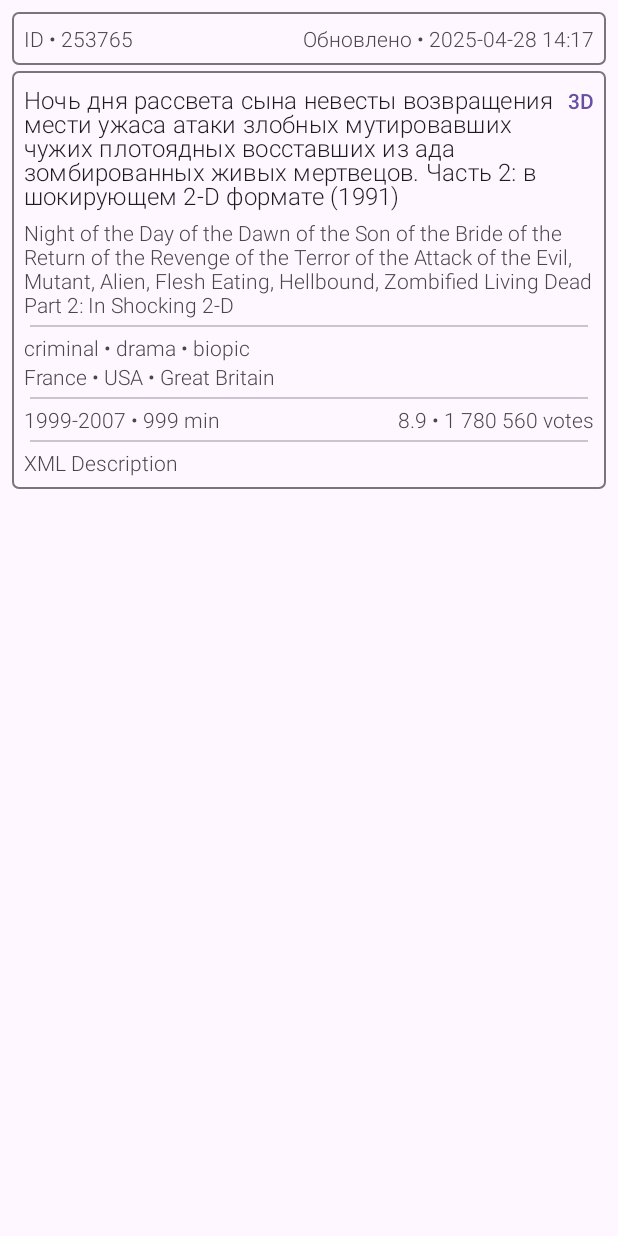
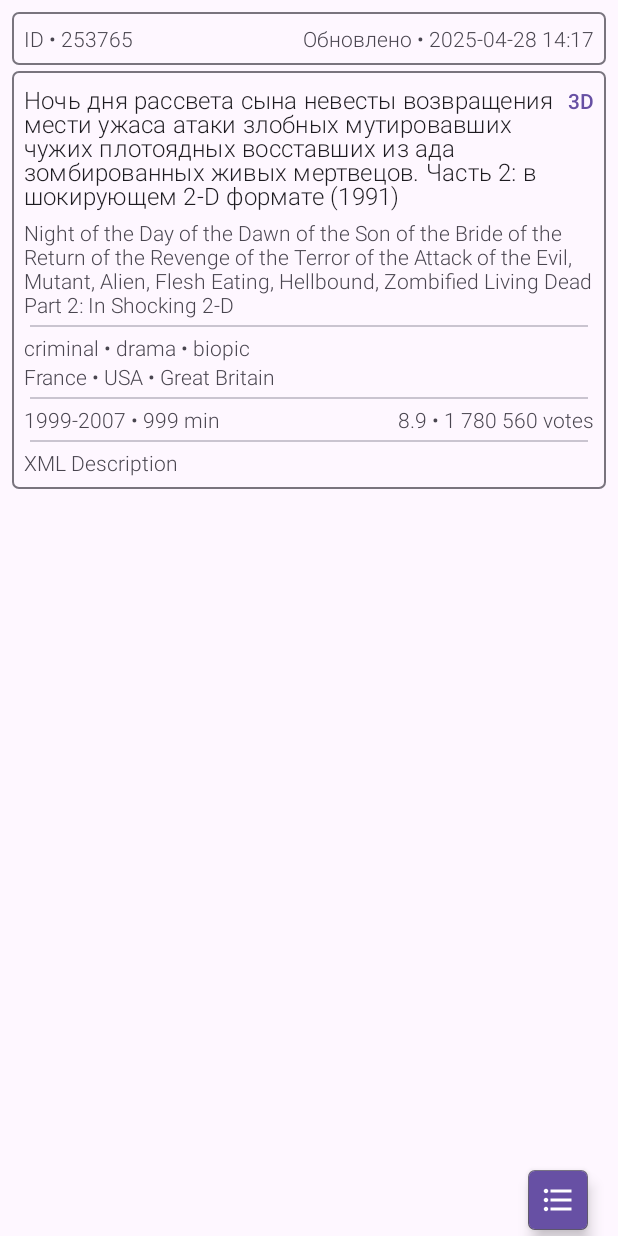
Before and after one commit to vvkdev/kpoisk, an Android app: the layout content_film_details.xml on its own in the app's theme, with its tools: preview values and no code run, on a phone screen of 412 x 824 dp. Run offline under Robolectric (Android 15) with nearby library versions, the phone set to English and light mode, and no system bars.

Commit message:
add FAB to film details fragment

```diff
--- a/presentation/src/main/java/com/vvkdev/presentation/fragments/FilmDetailsFragment.kt
+++ b/presentation/src/main/java/com/vvkdev/presentation/fragments/FilmDetailsFragment.kt
@@ -24,6 +24,13 @@ class FilmDetailsFragment : BaseStateFragment<ContentFilmDetailsBinding, Film>(
         if (resources.configuration.fontScale > FONT_SCALE_THRESHOLD) {
             contentBinding.idLinearLayout.orientation = LinearLayout.VERTICAL
             contentBinding.timeLinearLayout.orientation = LinearLayout.VERTICAL
+        }
+
+        contentBinding.fab.setOnClickListener {
+            contentBinding.fabShare.isVisible = !contentBinding.fabShare.isVisible
+            contentBinding.fabWeb.isVisible = !contentBinding.fabWeb.isVisible
+            contentBinding.fabPoster.isVisible = !contentBinding.fabPoster.isVisible
+            contentBinding.fabUpdate.isVisible = !contentBinding.fabUpdate.isVisible
         }
     }
 
--- /dev/null
+++ b/presentation/src/main/res/drawable/ic_browser.xml
@@ -0,0 +1,14 @@
+<vector
+        xmlns:android="http://schemas.android.com/apk/res/android"
+        android:width="@dimen/icon_small"
+        android:height="@dimen/icon_small"
+        android:viewportWidth="24"
+        android:viewportHeight="24"
+        >
+
+    <path
+            android:fillColor="@android:color/white"
+            android:pathData="M11.99,2C6.47,2 2,6.48 2,12s4.47,10 9.99,10C17.52,22 22,17.52 22,12S17.52,2 11.99,2zM18.92,8h-2.95c-0.32,-1.25 -0.78,-2.45 -1.38,-3.56 1.84,0.63 3.37,1.91 4.33,3.56zM12,4.04c0.83,1.2 1.48,2.53 1.91,3.96h-3.82c0.43,-1.43 1.08,-2.76 1.91,-3.96zM4.26,14C4.1,13.36 4,12.69 4,12s0.1,-1.36 0.26,-2h3.38c-0.08,0.66 -0.14,1.32 -0.14,2s0.06,1.34 0.14,2L4.26,14zM5.08,16h2.95c0.32,1.25 0.78,2.45 1.38,3.56 -1.84,-0.63 -3.37,-1.9 -4.33,-3.56zM8.03,8L5.08,8c0.96,-1.66 2.49,-2.93 4.33,-3.56C8.81,5.55 8.35,6.75 8.03,8zM12,19.96c-0.83,-1.2 -1.48,-2.53 -1.91,-3.96h3.82c-0.43,1.43 -1.08,2.76 -1.91,3.96zM14.34,14L9.66,14c-0.09,-0.66 -0.16,-1.32 -0.16,-2s0.07,-1.35 0.16,-2h4.68c0.09,0.65 0.16,1.32 0.16,2s-0.07,1.34 -0.16,2zM14.59,19.56c0.6,-1.11 1.06,-2.31 1.38,-3.56h2.95c-0.96,1.65 -2.49,2.93 -4.33,3.56zM16.36,14c0.08,-0.66 0.14,-1.32 0.14,-2s-0.06,-1.34 -0.14,-2h3.38c0.16,0.64 0.26,1.31 0.26,2s-0.1,1.36 -0.26,2h-3.38z"
+            />
+
+</vector>
--- /dev/null
+++ b/presentation/src/main/res/drawable/ic_image.xml
@@ -0,0 +1,15 @@
+<vector
+        xmlns:android="http://schemas.android.com/apk/res/android"
+        android:autoMirrored="true"
+        android:width="@dimen/icon_small"
+        android:height="@dimen/icon_small"
+        android:viewportWidth="24"
+        android:viewportHeight="24"
+        >
+
+    <path
+            android:fillColor="@android:color/white"
+            android:pathData="M19,5v14L5,19L5,5h14m0,-2L5,3c-1.1,0 -2,0.9 -2,2v14c0,1.1 0.9,2 2,2h14c1.1,0 2,-0.9 2,-2L21,5c0,-1.1 -0.9,-2 -2,-2zM14.14,11.86l-3,3.87L9,13.14 6,17h12l-3.86,-5.14z"
+            />
+
+</vector>
--- /dev/null
+++ b/presentation/src/main/res/drawable/ic_menu.xml
@@ -0,0 +1,15 @@
+<vector
+        xmlns:android="http://schemas.android.com/apk/res/android"
+        android:autoMirrored="true"
+        android:width="@dimen/icon_small"
+        android:height="@dimen/icon_small"
+        android:viewportWidth="24"
+        android:viewportHeight="24"
+        >
+
+    <path
+            android:fillColor="@android:color/white"
+            android:pathData="M4,10.5c-0.83,0 -1.5,0.67 -1.5,1.5s0.67,1.5 1.5,1.5 1.5,-0.67 1.5,-1.5 -0.67,-1.5 -1.5,-1.5zM4,4.5c-0.83,0 -1.5,0.67 -1.5,1.5S3.17,7.5 4,7.5 5.5,6.83 5.5,6 4.83,4.5 4,4.5zM4,16.5c-0.83,0 -1.5,0.68 -1.5,1.5s0.68,1.5 1.5,1.5 1.5,-0.68 1.5,-1.5 -0.67,-1.5 -1.5,-1.5zM7,19h14v-2L7,17v2zM7,13h14v-2L7,11v2zM7,5v2h14L21,5L7,5z"
+            />
+
+</vector>
--- /dev/null
+++ b/presentation/src/main/res/drawable/ic_refresh.xml
@@ -0,0 +1,15 @@
+<vector
+        xmlns:android="http://schemas.android.com/apk/res/android"
+        android:autoMirrored="true"
+        android:width="@dimen/icon_small"
+        android:height="@dimen/icon_small"
+        android:viewportWidth="24"
+        android:viewportHeight="24"
+        >
+
+    <path
+            android:fillColor="@android:color/white"
+            android:pathData="M12,6v3l4,-4 -4,-4v3c-4.42,0 -8,3.58 -8,8 0,1.57 0.46,3.03 1.24,4.26L6.7,14.8c-0.45,-0.83 -0.7,-1.79 -0.7,-2.8 0,-3.31 2.69,-6 6,-6zM18.76,7.74L17.3,9.2c0.44,0.84 0.7,1.79 0.7,2.8 0,3.31 -2.69,6 -6,6v-3l-4,4 4,4v-3c4.42,0 8,-3.58 8,-8 0,-1.57 -0.46,-3.03 -1.24,-4.26z"
+            />
+
+</vector>
--- /dev/null
+++ b/presentation/src/main/res/drawable/ic_share.xml
@@ -0,0 +1,15 @@
+<vector
+        xmlns:android="http://schemas.android.com/apk/res/android"
+        android:autoMirrored="true"
+        android:width="@dimen/icon_small"
+        android:height="@dimen/icon_small"
+        android:viewportWidth="24"
+        android:viewportHeight="24"
+        >
+
+    <path
+            android:fillColor="@android:color/white"
+            android:pathData="M18,16.08c-0.76,0 -1.44,0.3 -1.96,0.77L8.91,12.7c0.05,-0.23 0.09,-0.46 0.09,-0.7s-0.04,-0.47 -0.09,-0.7l7.05,-4.11c0.54,0.5 1.25,0.81 2.04,0.81 1.66,0 3,-1.34 3,-3s-1.34,-3 -3,-3 -3,1.34 -3,3c0,0.24 0.04,0.47 0.09,0.7L8.04,9.81C7.5,9.31 6.79,9 6,9c-1.66,0 -3,1.34 -3,3s1.34,3 3,3c0.79,0 1.5,-0.31 2.04,-0.81l7.12,4.16c-0.05,0.21 -0.08,0.43 -0.08,0.65 0,1.61 1.31,2.92 2.92,2.92s2.92,-1.31 2.92,-2.92c0,-1.61 -1.31,-2.92 -2.92,-2.92zM18,4c0.55,0 1,0.45 1,1s-0.45,1 -1,1 -1,-0.45 -1,-1 0.45,-1 1,-1zM6,13c-0.55,0 -1,-0.45 -1,-1s0.45,-1 1,-1 1,0.45 1,1 -0.45,1 -1,1zM18,20.02c-0.55,0 -1,-0.45 -1,-1s0.45,-1 1,-1 1,0.45 1,1 -0.45,1 -1,1z"
+            />
+
+</vector>
--- a/presentation/src/main/res/layout/content_film_details.xml
+++ b/presentation/src/main/res/layout/content_film_details.xml
@@ -1,13 +1,19 @@
 <?xml version="1.0" encoding="utf-8"?>
-<ScrollView
+<androidx.coordinatorlayout.widget.CoordinatorLayout
         xmlns:android="http://schemas.android.com/apk/res/android"
         xmlns:app="http://schemas.android.com/apk/res-auto"
         xmlns:tools="http://schemas.android.com/tools"
         android:layout_width="match_parent"
         android:layout_height="match_parent"
-        android:padding="@dimen/indent_medium"
+        android:animateLayoutChanges="true"
         android:fitsSystemWindows="true"
         tools:context=".fragments.FilmDetailsFragment"
+        >
+
+    <androidx.core.widget.NestedScrollView
+            android:layout_width="match_parent"
+            android:layout_height="match_parent"
+            android:padding="@dimen/indent_medium"
             >
 
         <LinearLayout
@@ -147,4 +153,89 @@
 
         </LinearLayout>
 
-</ScrollView>
+    </androidx.core.widget.NestedScrollView>
+
+    <com.google.android.material.floatingactionbutton.FloatingActionButton
+            android:id="@+id/fab_share"
+            android:layout_width="wrap_content"
+            android:layout_height="wrap_content"
+            app:fabCustomSize="32dp"
+            android:layout_gravity="bottom|end"
+            android:layout_marginEnd="@dimen/indent_normal"
+            android:layout_marginBottom="164dp"
+            android:backgroundTint="?attr/colorPrimaryVariant"
+            android:src="@drawable/ic_share"
+            app:layout_behavior="com.google.android.material.behavior.HideBottomViewOnScrollBehavior"
+            android:contentDescription="@string/share"
+            android:tooltipText="@string/share"
+            tools:targetApi="26"
+            android:visibility="gone"
+            />
+
+    <com.google.android.material.floatingactionbutton.FloatingActionButton
+            android:id="@+id/fab_web"
+            android:layout_width="wrap_content"
+            android:layout_height="wrap_content"
+            app:fabCustomSize="32dp"
+            android:layout_gravity="bottom|end"
+            android:layout_marginEnd="@dimen/indent_normal"
+            android:layout_marginBottom="84dp"
+            android:backgroundTint="?attr/colorPrimaryVariant"
+            android:src="@drawable/ic_browser"
+            app:layout_behavior="com.google.android.material.behavior.HideBottomViewOnScrollBehavior"
+            android:contentDescription="@string/open_webpage"
+            android:tooltipText="@string/open_webpage"
+            tools:targetApi="26"
+            android:visibility="gone"
+            />
+
+    <com.google.android.material.floatingactionbutton.FloatingActionButton
+            android:id="@+id/fab_poster"
+            android:layout_width="wrap_content"
+            android:layout_height="wrap_content"
+            app:fabCustomSize="32dp"
+            android:layout_gravity="bottom|end"
+            android:layout_marginEnd="@dimen/indent_normal"
+            android:layout_marginBottom="124dp"
+            android:backgroundTint="?attr/colorPrimaryVariant"
+            android:src="@drawable/ic_image"
+            app:layout_behavior="com.google.android.material.behavior.HideBottomViewOnScrollBehavior"
+            android:contentDescription="@string/show_poster"
+            android:tooltipText="@string/show_poster"
+            tools:targetApi="26"
+            android:visibility="gone"
+            />
+
+    <com.google.android.material.floatingactionbutton.FloatingActionButton
+            android:id="@+id/fab_update"
+            android:layout_width="wrap_content"
+            android:layout_height="wrap_content"
+            app:fabCustomSize="32dp"
+            android:layout_gravity="bottom|end"
+            android:layout_marginEnd="@dimen/indent_normal"
+            android:layout_marginBottom="44dp"
+            android:backgroundTint="?attr/colorPrimaryVariant"
+            android:src="@drawable/ic_refresh"
+            app:layout_behavior="com.google.android.material.behavior.HideBottomViewOnScrollBehavior"
+            android:contentDescription="@string/force_update"
+            android:tooltipText="@string/force_update"
+            tools:targetApi="26"
+            android:visibility="gone"
+            />
+
+    <com.google.android.material.floatingactionbutton.FloatingActionButton
+            android:id="@+id/fab"
+            android:layout_height="wrap_content"
+            android:layout_width="wrap_content"
+            android:layout_gravity="bottom|end"
+            android:layout_marginEnd="@dimen/indent_normal"
+            android:backgroundTint="?attr/colorPrimary"
+            android:src="@drawable/ic_menu"
+            app:layout_behavior="com.google.android.material.behavior.HideBottomViewOnScrollBehavior"
+            android:contentDescription="@string/options"
+            android:tooltipText="@string/options"
+            tools:targetApi="26"
+            />
+    />
+
+</androidx.coordinatorlayout.widget.CoordinatorLayout>
--- a/presentation/src/main/res/values/strings.xml
+++ b/presentation/src/main/res/values/strings.xml
@@ -20,6 +20,11 @@
     <string name="settings">Settings</string>
     <string name="app_will_be_restarted">Application will be restarted</string>
     <string name="apikey_format">Only digits and latin uppercase letters.</string>
+    <string name="options">Options</string>
+    <string name="force_update">Force update</string>
+    <string name="open_webpage">Open webpage</string>
+    <string name="show_poster">Show poster</string>
+    <string name="share">Share</string>
 
     <plurals name="votes">
         <item quantity="one">%,d vote</item>
```
Also changed, not shown: 1 other file. Lines whose indentation alone changed are shown as unchanged.
